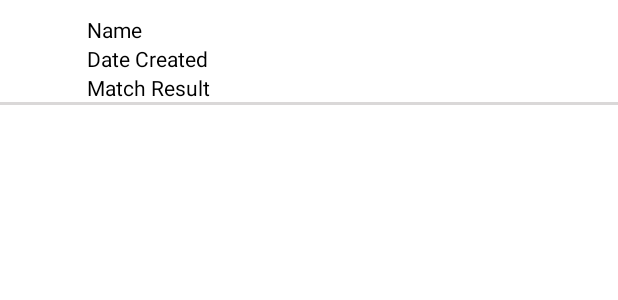
After one commit to ritzmarc-diaz/DupliMage, an Android app: the layout item_view.xml on its own in the app's theme, with its tools: preview values and no code run, on a phone screen of 412 x 824 dp. The commit adds this screen. Shown: the top 300 px of the screen. Run offline under Robolectric (Android 15) with nearby library versions, the phone set to English and light mode, and no system bars.

Commit message:
Added RecyclerView Layout UI
This is created to give a list of items for the results matched from the folder

```diff
--- a/app/src/main/res/layout/activity_main.xml
+++ b/app/src/main/res/layout/activity_main.xml
@@ -6,6 +6,11 @@
     android:layout_height="match_parent"
     android:background="@drawable/duplibg"
     tools:context=".MainActivity">
+
+    <androidx.recyclerview.widget.RecyclerView
+        android:layout_width="match_parent"
+        android:layout_height="wrap_content"
+        android:id="@+id/recyclerview"/>
 
     <Button
         android:id="@+id/btn_choose_image"
--- /dev/null
+++ b/app/src/main/res/layout/item_view.xml
@@ -0,0 +1,48 @@
+<?xml version="1.0" encoding="utf-8"?>
+<RelativeLayout xmlns:android="http://schemas.android.com/apk/res/android"
+    android:layout_width="match_parent"
+    android:layout_height="wrap_content"
+    android:layout_marginTop="10dp">
+
+    <ImageView
+        android:layout_width="48dp"
+        android:layout_height="48dp"
+        android:id="@+id/itemimageview"
+        android:layout_marginRight="10dp"
+        android:layout_centerVertical="true" />
+
+    <TextView
+        android:layout_width="match_parent"
+        android:layout_height="wrap_content"
+        android:id="@+id/name"
+        android:layout_toEndOf="@id/itemimageview"
+        android:textColor="@color/black"
+        android:text="Name"/>
+
+    <TextView
+        android:layout_width="match_parent"
+        android:layout_height="wrap_content"
+        android:id="@+id/date"
+        android:layout_toEndOf="@id/itemimageview"
+        android:layout_below="@id/name"
+        android:textColor="@color/black"
+        android:text="Date Created"/>
+
+    <TextView
+        android:layout_width="match_parent"
+        android:layout_height="wrap_content"
+        android:id="@+id/matchResult"
+        android:layout_toEndOf="@id/itemimageview"
+        android:layout_below="@id/date"
+        android:textColor="@color/black"
+        android:text="Match Result"/>
+
+    <LinearLayout
+        android:layout_width="match_parent"
+        android:layout_height="2dp"
+        android:layout_below="@id/itemimageview"
+        android:layout_marginTop="10dp"
+        android:background="#DAD8D8"/>
+
+
+</RelativeLayout>
```
Also changed, not shown: app/src/main/java/com/example/duplimage/Image.java (deleted, +0 -31 lines), app/src/main/java/com/example/duplimage/Item.java (added, +45 -0 lines), app/src/main/java/com/example/duplimage/MainActivity.java (+12 -6 lines), app/src/main/java/com/example/duplimage/MyAdapter.java (added, +40 -0 lines), app/src/main/java/com/example/duplimage/MyViewHolder.java (added, +22 -0 lines).
